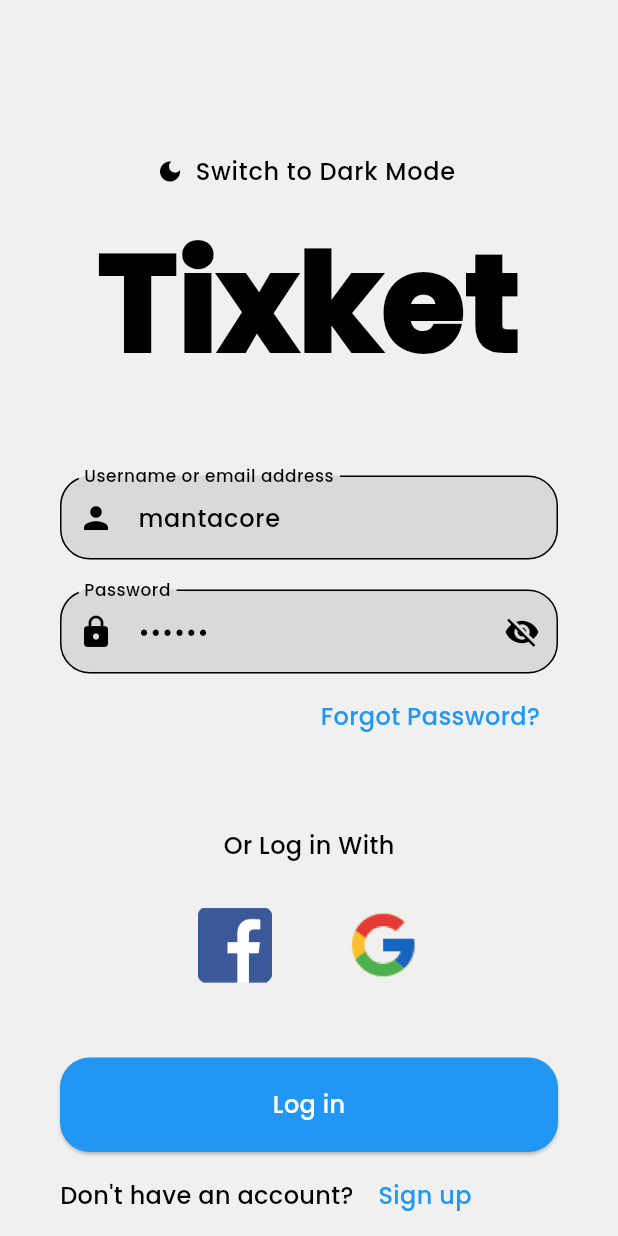
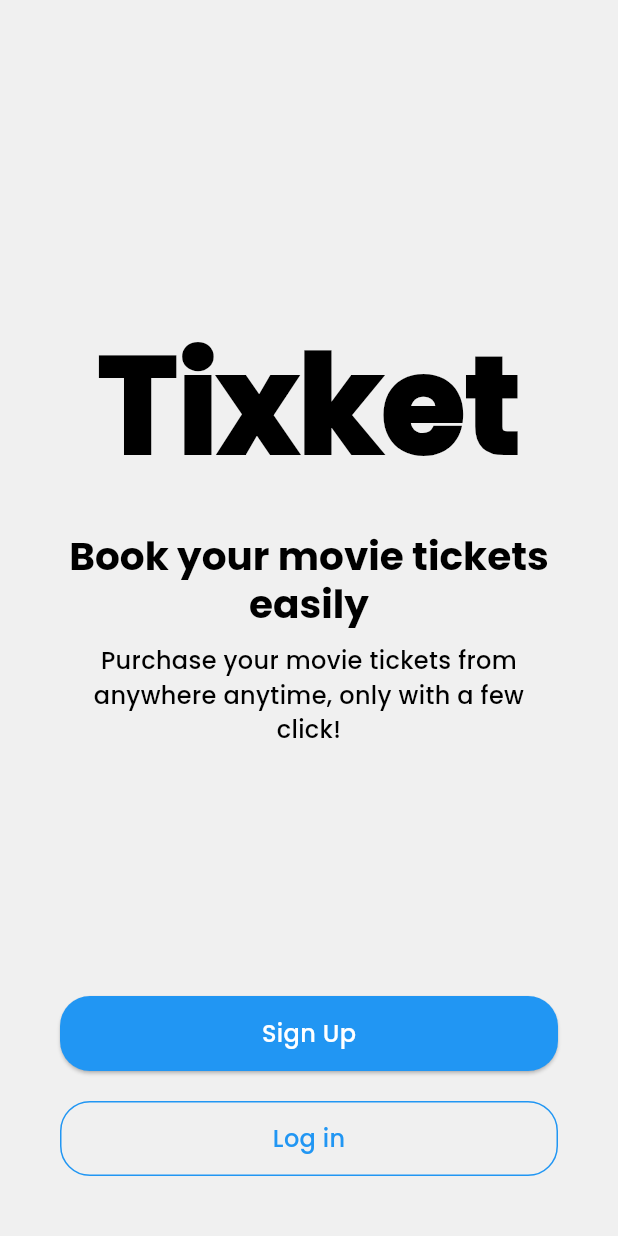
Before and after one commit to irdacin/tixket, a Flutter app: the screen it shows after launch, on a phone screen of 412 x 824 dp. Run offline on Flutter 3.47's test engine with Material 3 defaults, Android fonts, the phone set to English and light mode, and no system bars; our stand-ins replace flutter_local_notifications, flutter_otp_text_field, font_awesome_flutter, image_picker, qr_flutter, rxdart; missing offline and left inert: pair; accounts and stored records are empty.

Commit message:
Added the onboarding page

```diff
--- a/lib/main.dart
+++ b/lib/main.dart
@@ -1,7 +1,7 @@
 import 'package:flutter/foundation.dart' show kIsWeb;
 import 'package:flutter/material.dart';
 import 'package:provider/provider.dart';
-import 'package:tixket/pages/auth/login_page.dart';
+import 'package:tixket/pages/onboarding/onboarding_page.dart';
 import 'package:tixket/providers/booking_history_provider.dart';
 import 'package:tixket/providers/favorite_movie_provider.dart';
 import 'package:tixket/providers/notification_provider.dart';
@@ -53,7 +53,7 @@ class MyApp extends StatelessWidget {
           theme: LightTheme().theme,
           darkTheme: DarkTheme().theme,
           themeMode: Provider.of<ThemeProvider>(context).themeMode,
-          home: const LoginPage()
+          home: const OnboardingPage()
         );
       }
     );
--- a/lib/pages/auth/login_page.dart
+++ b/lib/pages/auth/login_page.dart
@@ -18,8 +18,8 @@ class LoginPage extends StatefulWidget {
 }
 
 class _LoginPageState extends State<LoginPage> {
-  TextEditingController usernameController = TextEditingController(text: "mantacore");
-  TextEditingController passwordController = TextEditingController(text: "123456");
+  TextEditingController usernameController = TextEditingController();
+  TextEditingController passwordController = TextEditingController();
 
   FocusNode focusNodeUsername = FocusNode();
   FocusNode focusNodePassword = FocusNode();
--- a/lib/pages/home/view_all_page.dart
+++ b/lib/pages/home/view_all_page.dart
@@ -28,7 +28,7 @@ class ViewAllPage extends StatelessWidget {
           gridDelegate: SliverGridDelegateWithFixedCrossAxisCount(
             crossAxisCount: 2,
             mainAxisSpacing: 20,
-            childAspectRatio: (MediaQuery.of(context).size.width / 2 - 20) / 400
+            childAspectRatio: (MediaQuery.of(context).size.width / 2 - 20) / 380
           ),
           itemCount: movies.length,
           itemBuilder: (context, index) => MovieCard(movie: movies[index]),
--- /dev/null
+++ b/lib/pages/onboarding/onboarding_page.dart
@@ -0,0 +1,94 @@
+import 'package:flutter/material.dart';
+import 'package:tixket/pages/auth/login_page.dart';
+import 'package:tixket/pages/auth/signup_page.dart';
+
+class OnboardingPage extends StatelessWidget {
+  const OnboardingPage({super.key});
+
+  @override
+  Widget build(BuildContext context) {
+    return Scaffold(
+      body: SingleChildScrollView(
+        child: Container(
+          width: MediaQuery.of(context).size.width,
+          height: MediaQuery.of(context).size.height,
+          padding: const EdgeInsets.all(40),
+          child: Column(
+            mainAxisAlignment: MainAxisAlignment.spaceBetween,
+            children: [
+              Flexible(
+                flex: 2,
+                child: Column(
+                  mainAxisAlignment: MainAxisAlignment.center,
+                  crossAxisAlignment: CrossAxisAlignment.center,
+                  children: [
+                    const Text(
+                      "Tixket",
+                      style: TextStyle(
+                        fontSize: 90,
+                        fontWeight: FontWeight.w900,
+                      ),
+                    ),
+                    const SizedBox(height: 20),
+                    Text(
+                      "Book your movie tickets easily",
+                      style: Theme.of(context).textTheme.headlineLarge,
+                      textAlign: TextAlign.center,
+                    ),
+                    const SizedBox(height: 10),
+                    Text(
+                      "Purchase your movie tickets from anywhere anytime, only with a few click!",
+                      style: Theme.of(context).textTheme.bodyMedium,
+                      textAlign: TextAlign.center,
+                    ),
+                  ],
+                ),
+              ),
+              Column(
+                children: [
+                  ElevatedButton(
+                    onPressed: () {
+                      Navigator.of(context).pushReplacement(
+                        MaterialPageRoute(builder: (context) => const SignUpPage()),
+                      );
+                    },
+                    style: ElevatedButton.styleFrom(
+                      foregroundColor: Colors.white,
+                      backgroundColor: Colors.blue,
+                      minimumSize: const Size(double.infinity, 50),
+                      textStyle: Theme.of(context).textTheme.bodyMedium,
+                      shape: RoundedRectangleBorder(
+                        borderRadius: BorderRadius.circular(20),
+                      ),
+                    ),
+                    child: const Text("Sign Up"),
+                  ),
+                  const SizedBox(height: 20),
+                  OutlinedButton(
+                    onPressed: () {
+                      Navigator.of(context).pushReplacement(
+                        MaterialPageRoute(builder: (context) => const LoginPage()),
+                      );
+                    },
+                    style: OutlinedButton.styleFrom(
+                      foregroundColor: Colors.blue,
+                      side: const BorderSide(
+                        color: Colors.blue,
+                      ),
+                      minimumSize: const Size(double.infinity, 50),
+                      textStyle: Theme.of(context).textTheme.bodyMedium,
+                      shape: RoundedRectangleBorder(
+                        borderRadius: BorderRadius.circular(20),
+                      ),
+                    ),
+                    child: const Text("Log in"),
+                  ),
+                ],
+              ),
+            ],
+          ),
+        ),
+      ),
+    );
+  }
+}
```
